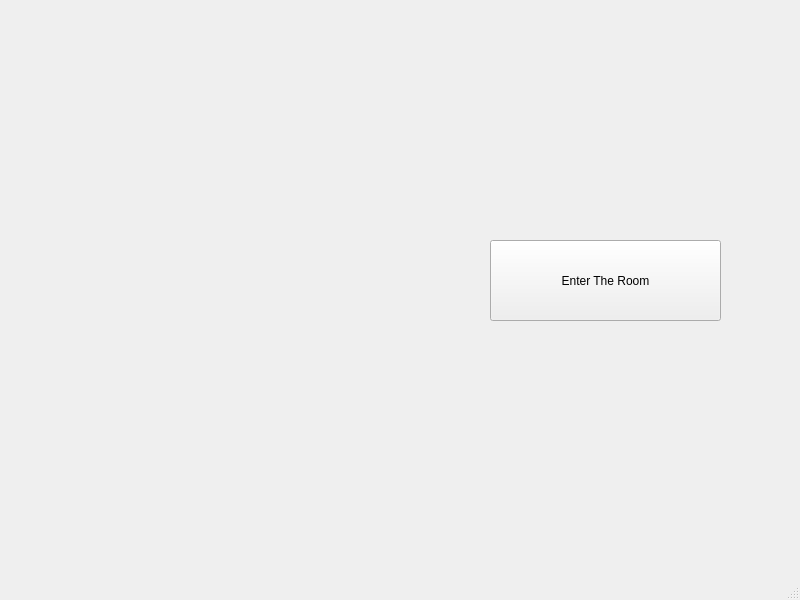
The window that client/main_window.ui (Taifin/ChitChat) describes before a commit, drawn with Qt 5.
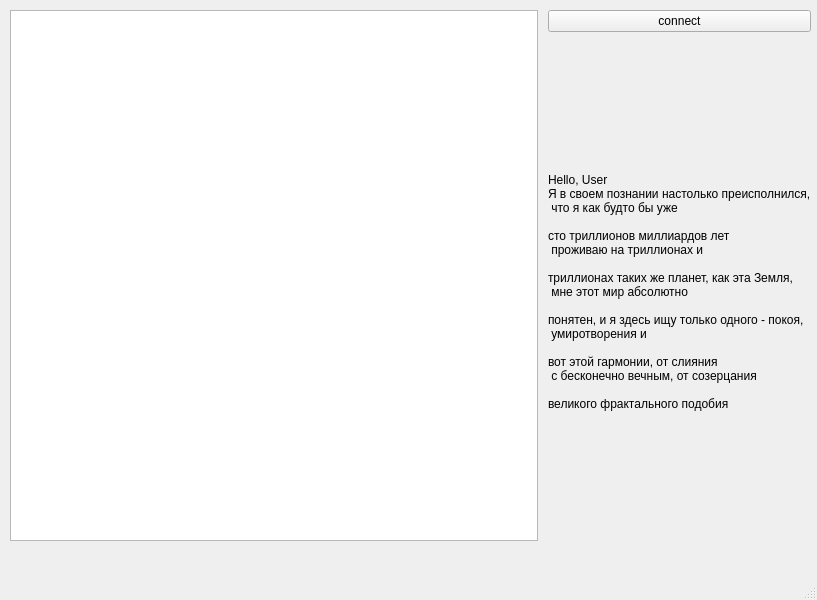
The same window after the commit.

The edit to the form file:
```diff
--- a/client/main_window.ui
+++ b/client/main_window.ui
@@ -6,7 +6,7 @@
    <rect>
     <x>0</x>
     <y>0</y>
-    <width>800</width>
+    <width>817</width>
     <height>600</height>
    </rect>
   </property>
@@ -14,58 +14,84 @@
    <string>main_window</string>
   </property>
   <widget class="QWidget" name="centralwidget">
-   <widget class="QStackedWidget" name="stackedWidget">
+   <property name="layoutDirection">
+    <enum>Qt::LeftToRight</enum>
+   </property>
+   <widget class="QWidget" name="horizontalLayoutWidget">
     <property name="geometry">
      <rect>
       <x>0</x>
-      <y>-30</y>
-      <width>801</width>
-      <height>601</height>
+      <y>0</y>
+      <width>821</width>
+      <height>551</height>
      </rect>
     </property>
-    <widget class="QWidget" name="profile">
-     <widget class="QLabel" name="greetings">
-      <property name="geometry">
-       <rect>
-        <x>20</x>
-        <y>60</y>
-        <width>151</width>
-        <height>41</height>
-       </rect>
-      </property>
-      <property name="text">
-       <string/>
-      </property>
-     </widget>
-     <widget class="QPushButton" name="enter_the_room_button">
-      <property name="geometry">
-       <rect>
-        <x>490</x>
-        <y>270</y>
-        <width>231</width>
-        <height>81</height>
-       </rect>
-      </property>
-      <property name="text">
-       <string>Enter The Room</string>
-      </property>
-     </widget>
-    </widget>
-    <widget class="QWidget" name="room">
-     <widget class="QLabel" name="label">
-      <property name="geometry">
-       <rect>
-        <x>300</x>
-        <y>170</y>
-        <width>271</width>
-        <height>71</height>
-       </rect>
-      </property>
-      <property name="text">
-       <string>Комнаты нет, но вы держитесь</string>
-      </property>
-     </widget>
-    </widget>
+    <layout class="QHBoxLayout" name="horizontalLayout_2">
+     <property name="spacing">
+      <number>10</number>
+     </property>
+     <property name="sizeConstraint">
+      <enum>QLayout::SetDefaultConstraint</enum>
+     </property>
+     <property name="leftMargin">
+      <number>10</number>
+     </property>
+     <property name="topMargin">
+      <number>10</number>
+     </property>
+     <property name="rightMargin">
+      <number>10</number>
+     </property>
+     <property name="bottomMargin">
+      <number>10</number>
+     </property>
+     <item>
+      <widget class="QGraphicsView" name="room_view"/>
+     </item>
+     <item>
+      <layout class="QVBoxLayout" name="verticalLayout_2">
+       <item>
+        <widget class="QPushButton" name="connect_button">
+         <property name="text">
+          <string>connect</string>
+         </property>
+         <property name="autoDefault">
+          <bool>false</bool>
+         </property>
+         <property name="default">
+          <bool>false</bool>
+         </property>
+         <property name="flat">
+          <bool>false</bool>
+         </property>
+        </widget>
+       </item>
+       <item>
+        <widget class="QLabel" name="label">
+         <property name="text">
+          <string>Hello, User
+Я в своем познании настолько преисполнился,
+ что я как будто бы уже
+
+сто триллионов миллиардов лет
+ проживаю на триллионах и
+
+триллионах таких же планет, как эта Земля,
+ мне этот мир абсолютно
+
+понятен, и я здесь ищу только одного - покоя,
+ умиротворения и
+
+вот этой гармонии, от слияния
+ с бесконечно вечным, от созерцания
+
+великого фрактального подобия </string>
+         </property>
+        </widget>
+       </item>
+      </layout>
+     </item>
+    </layout>
    </widget>
   </widget>
   <widget class="QMenuBar" name="menubar">
```
Left out of the diff: 2 changed lines with no effect on the pictures.
